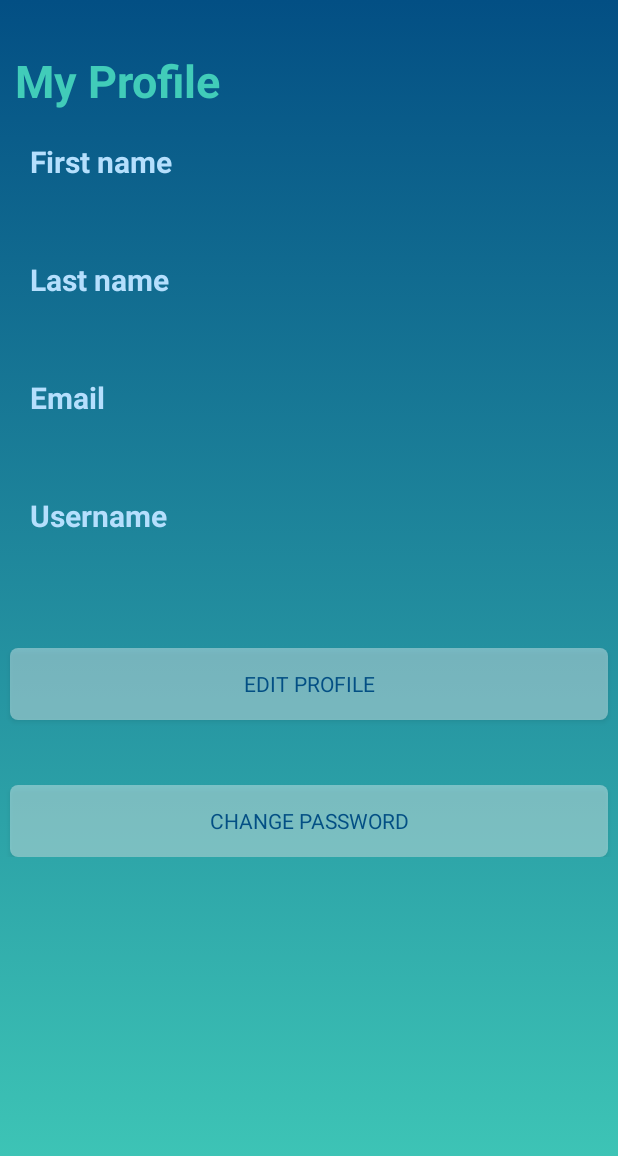
After one commit to martinpach/DocGL, an Android app: the Profile screen opened directly, with no data from a screen before it, on a phone screen of 412 x 824 dp. The commit adds this screen. Shown: the top 1156 px of the screen. Run offline under Robolectric (Android 15) with nearby library versions, the phone set to English and light mode, and no system bars.

Commit message:
created android user profile, edit profile and change password templates

```diff
--- a/android/app/src/main/java/com/wdfeww/docgl/AppLogin.java
+++ b/android/app/src/main/java/com/wdfeww/docgl/AppLogin.java
@@ -121,6 +121,7 @@ public class AppLogin extends AppCompatActivity {
         intent.putExtra("id", user.getPatient().getId());
         intent.putExtra("token", user.getToken());
         intent.putExtra("username", user.getPatient().getUserName());
+        finish();
         startActivity(intent);
     }
 
--- /dev/null
+++ b/android/app/src/main/java/com/wdfeww/docgl/Profile.java
@@ -0,0 +1,273 @@
+package com.wdfeww.docgl;
+
+import android.os.Build;
+import android.support.annotation.RequiresApi;
+import android.support.v4.app.NotificationCompat;
+import android.support.v7.app.AppCompatActivity;
+import android.os.Bundle;
+import android.text.InputType;
+import android.text.method.PasswordTransformationMethod;
+import android.view.Gravity;
+import android.view.View;
+import android.widget.Button;
+import android.widget.EditText;
+import android.widget.LinearLayout;
+import android.widget.RelativeLayout;
+import android.widget.TextView;
+
+import com.wdfeww.docgl.data.methods.Checker;
+
+public class Profile extends AppCompatActivity {
+    String firstName, lastName, email, token, username;
+    Button btn2, btn1;
+    TextView tv1, tv2, tv3, tv4, tv5, tv6, tv7, tv8, tv9, errorMessage, successMessage;
+    EditText et1, et2, et3, et4, et5, et6, et7;
+    int id;
+    LinearLayout.LayoutParams params, btn_params, text_params, sub_text_params;
+    LinearLayout main_layout;
+
+    @RequiresApi(api = Build.VERSION_CODES.JELLY_BEAN)
+    @Override
+    protected void onCreate(Bundle savedInstanceState) {
+        super.onCreate(savedInstanceState);
+        setContentView(R.layout.profile);
+        errorMessage = new TextView(this);
+        errorMessage.setTextAppearance(this, R.style.ErrorMessage);
+        errorMessage.setBackground(this.getResources().getDrawable(R.drawable.error_message_background));
+        errorMessage.setGravity(Gravity.CENTER);
+        errorMessage.setVisibility(View.GONE);
+        successMessage = new TextView(this);
+        successMessage.setTextAppearance(this, R.style.SuccessMessage);
+        successMessage.setBackground(this.getResources().getDrawable(R.drawable.success_message_background));
+        successMessage.setGravity(Gravity.CENTER);
+        successMessage.setVisibility(View.GONE);
+        main_layout = (LinearLayout) findViewById(R.id.main_layout);
+        firstName = getIntent().getStringExtra("firstName");
+        lastName = getIntent().getStringExtra("lastName");
+        email = getIntent().getStringExtra("email");
+        token = getIntent().getStringExtra("token");
+        id = getIntent().getIntExtra("id", id);
+        username = getIntent().getStringExtra("username");
+        showProfile();
+    }
+
+    @RequiresApi(api = Build.VERSION_CODES.JELLY_BEAN)
+    private void showProfile() {
+
+        main_layout.removeAllViews();
+        params = new LinearLayout.LayoutParams(LinearLayout.LayoutParams.MATCH_PARENT, LinearLayout.LayoutParams.WRAP_CONTENT);
+        params.setMargins(10, 50, 0, 0);
+        btn_params = new LinearLayout.LayoutParams(LinearLayout.LayoutParams.MATCH_PARENT, LinearLayout.LayoutParams.WRAP_CONTENT);
+        btn_params.setMargins(10, 65, 10, 0);
+        text_params = new LinearLayout.LayoutParams(LinearLayout.LayoutParams.MATCH_PARENT, LinearLayout.LayoutParams.WRAP_CONTENT);
+        text_params.setMargins(20, 30, 0, 0);
+        sub_text_params = new LinearLayout.LayoutParams(LinearLayout.LayoutParams.MATCH_PARENT, LinearLayout.LayoutParams.WRAP_CONTENT);
+        sub_text_params.setMargins(30, 15, 30, 0);
+
+        tv1 = new TextView(this);
+        tv1.setText(this.getResources().getString(R.string.myProfile));
+        tv1.setLayoutParams(params);
+        tv1.setGravity(Gravity.LEFT);
+        tv1.setTextAppearance(this, R.style.home_text);
+        main_layout.addView(tv1);
+
+        tv2 = new TextView(this);
+        tv2.setText(this.getResources().getString(R.string.firstname));
+        tv2.setLayoutParams(text_params);
+        tv2.setGravity(Gravity.LEFT);
+        tv2.setTextAppearance(this, R.style.profile_text);
+        main_layout.addView(tv2);
+
+        tv3 = new TextView(this);
+        tv3.setText(firstName);
+        tv3.setLayoutParams(sub_text_params);
+        tv3.setGravity(Gravity.LEFT);
+        tv3.setTextAppearance(this, R.style.profile_sub_text);
+        main_layout.addView(tv3);
+
+        tv4 = new TextView(this);
+        tv4.setText(this.getResources().getString(R.string.lastName));
+        tv4.setLayoutParams(text_params);
+        tv4.setGravity(Gravity.LEFT);
+        tv4.setTextAppearance(this, R.style.profile_text);
+        main_layout.addView(tv4);
+
+        tv5 = new TextView(this);
+        tv5.setText(lastName);
+        tv5.setLayoutParams(sub_text_params);
+        tv5.setGravity(Gravity.LEFT);
+        tv5.setTextAppearance(this, R.style.profile_sub_text);
+        main_layout.addView(tv5);
+
+        tv6 = new TextView(this);
+        tv6.setText(this.getResources().getString(R.string.email));
+        tv6.setLayoutParams(text_params);
+        tv6.setGravity(Gravity.LEFT);
+        tv6.setTextAppearance(this, R.style.profile_text);
+        main_layout.addView(tv6);
+
+        tv7 = new TextView(this);
+        tv7.setText(email);
+        tv7.setLayoutParams(sub_text_params);
+        tv7.setGravity(Gravity.LEFT);
+        tv7.setTextAppearance(this, R.style.profile_sub_text);
+        main_layout.addView(tv7);
+
+        tv8 = new TextView(this);
+        tv8.setText(this.getResources().getString(R.string.username));
+        tv8.setLayoutParams(text_params);
+        tv8.setGravity(Gravity.LEFT);
+        tv8.setTextAppearance(this, R.style.profile_text);
+        main_layout.addView(tv8);
+
+        tv9 = new TextView(this);
+        tv9.setText(username);
+        tv9.setLayoutParams(sub_text_params);
+        tv9.setGravity(Gravity.LEFT);
+        tv9.setTextAppearance(this, R.style.profile_sub_text);
+        main_layout.addView(tv9);
+
+        btn1 = new Button(this);
+        btn1.setText(this.getResources().getString(R.string.editProfile));
+        btn1.setGravity(Gravity.CENTER);
+        btn1.setLayoutParams(btn_params);
+        btn1.setBackground(this.getResources().getDrawable(R.drawable.btn_transparent_background));
+        btn1.setTextAppearance(this, R.style.btn_transparent);
+        btn1.setOnClickListener(new View.OnClickListener() {
+            @Override
+            public void onClick(View v) {
+                editProfile();
+            }
+        });
+        main_layout.addView(btn1);
+
+
+        btn2 = new Button(this);
+        btn2.setText(this.getResources().getString(R.string.changePassword));
+        btn2.setGravity(Gravity.CENTER);
+        btn2.setLayoutParams(btn_params);
+        btn2.setBackground(this.getResources().getDrawable(R.drawable.btn_transparent_background));
+        btn2.setTextAppearance(this, R.style.btn_transparent);
+        btn2.setOnClickListener(new View.OnClickListener() {
+            @Override
+            public void onClick(View v) {
+                changePassword();
+            }
+        });
+        main_layout.addView(btn2);
+    }
+
+    private void editProfile() {
+        main_layout.removeAllViews();
+
+        tv1.setText(this.getResources().getString(R.string.editProfile));
+        main_layout.addView(tv1);
+        main_layout.addView(tv2);
+        et1 = new EditText(this);
+        et1.setText(firstName);
+        et1.setLayoutParams(sub_text_params);
+        et1.setInputType(InputType.TYPE_CLASS_TEXT);
+        main_layout.addView(et1);
+
+        main_layout.addView(tv4);
+        et2 = new EditText(this);
+        et2.setText(lastName);
+        et2.setLayoutParams(sub_text_params);
+        et2.setInputType(InputType.TYPE_CLASS_TEXT);
+        main_layout.addView(et2);
+
+        main_layout.addView(tv6);
+        et3 = new EditText(this);
+        et3.setText(email);
+        et3.setLayoutParams(sub_text_params);
+        et3.setInputType(InputType.TYPE_CLASS_TEXT);
+        main_layout.addView(et3);
+
+        main_layout.addView(tv8);
+        et4 = new EditText(this);
+        et4.setText(username);
+        et4.setLayoutParams(sub_text_params);
+        et4.setInputType(InputType.TYPE_CLASS_TEXT);
+        main_layout.addView(et4);
+
+        btn1.setText(this.getResources().getString(R.string.save));
+        btn1.setOnClickListener(new View.OnClickListener() {
+            @RequiresApi(api = Build.VERSION_CODES.JELLY_BEAN)
+            @Override
+            public void onClick(View v) {
+
+                firstName = et1.getText().toString().trim();
+                lastName = et2.getText().toString().trim();
+                email = et3.getText().toString().trim();
+                username = et4.getText().toString().trim();
+
+                showProfile();
+            }
+        });
+        main_layout.addView(btn1);
+    }
+
+    private void changePassword() {
+        main_layout.removeAllViews();
+
+        tv1.setText(this.getResources().getString(R.string.changePassword));
+        main_layout.addView(tv1);
+        tv2.setText(this.getResources().getString(R.string.oldPassword));
+        main_layout.addView(tv2);
+
+        et5 = new EditText(this);
+        et5.setHint(this.getResources().getString(R.string.type_old_password));
+        et5.setHintTextColor(this.getResources().getColor(R.color.color6));
+        et5.setLayoutParams(sub_text_params);
+        et5.setInputType(InputType.TYPE_TEXT_VARIATION_WEB_PASSWORD);
+        et5.setTransformationMethod(PasswordTransformationMethod.getInstance());
+        main_layout.addView(et5);
+
+        tv4.setText(this.getResources().getString(R.string.newPassword));
+        main_layout.addView(tv4);
+
+        et6 = new EditText(this);
+        et6.setHint(this.getResources().getString(R.string.type_new_password));
+        et6.setHintTextColor(this.getResources().getColor(R.color.color6));
+        et6.setLayoutParams(sub_text_params);
+        et6.setInputType(InputType.TYPE_TEXT_VARIATION_WEB_PASSWORD);
+        et6.setTransformationMethod(PasswordTransformationMethod.getInstance());
+        main_layout.addView(et6);
+
+        et7 = new EditText(this);
+        et7.setHint(this.getResources().getString(R.string.confirm_new_password));
+        et7.setHintTextColor(this.getResources().getColor(R.color.color6));
+        et7.setLayoutParams(sub_text_params);
+        et7.setInputType(InputType.TYPE_TEXT_VARIATION_WEB_PASSWORD);
+        et7.setTransformationMethod(PasswordTransformationMethod.getInstance());
+        main_layout.addView(et7);
+
+        errorMessage.setLayoutParams(sub_text_params);
+        main_layout.addView(errorMessage);
+
+        successMessage.setLayoutParams(sub_text_params);
+        main_layout.addView(successMessage);
+
+        btn1.setText(this.getResources().getString(R.string.changePassword));
+        btn1.setOnClickListener(new View.OnClickListener() {
+            @Override
+            public void onClick(View v) {
+                if(Checker.isPasswordValid(et6.getText().toString().trim())){
+                    errorMessage.setVisibility(View.GONE);
+                    if(et6.getText().toString().trim().equals(et7.getText().toString().trim())){
+                        errorMessage.setVisibility(View.GONE);
+                        successMessage.setVisibility(View.VISIBLE);
+                        successMessage.setText("Password was changed!");
+                    }else{
+                        errorMessage.setVisibility(View.VISIBLE);
+                        errorMessage.setText("Passwords are not same!");
+                    }
+                }else{
+                    errorMessage.setVisibility(View.VISIBLE);
+                    errorMessage.setText("New password must contain of minimum: one lower case, one upper case character, one number, one special character and minimum length of password is six characters.");
+                }
+            }
+        });
+        main_layout.addView(btn1);
+    }
+}
--- a/android/app/src/main/res/drawable/background_apointment.xml
+++ b/android/app/src/main/res/drawable/background_apointment.xml
@@ -13,7 +13,7 @@
 
     <item android:state_pressed="false">
         <shape android:shape="rectangle">
-            <padding android:bottom="15dp" android:left="15dp" android:right="15dp" android:top="15dp" />
+            <padding android:bottom="20dp" android:left="20dp" android:right="20dp" android:top="20dp" />
             <solid android:color="@color/color6" />
             <corners android:radius="5dp" />
             <stroke
--- /dev/null
+++ b/android/app/src/main/res/layout/profile.xml
@@ -0,0 +1,26 @@
+<?xml version="1.0" encoding="utf-8"?>
+<android.support.constraint.ConstraintLayout xmlns:android="http://schemas.android.com/apk/res/android"
+    xmlns:tools="http://schemas.android.com/tools"
+    android:layout_width="match_parent"
+    android:layout_height="match_parent"
+    android:background="@drawable/gradient_background"
+    android:orientation="vertical"
+    tools:context="com.wdfeww.docgl.Profile">
+
+    <ScrollView
+        android:layout_width="fill_parent"
+        android:layout_height="fill_parent">
+
+        <LinearLayout
+            android:layout_width="match_parent"
+            android:layout_height="match_parent"
+            android:gravity="center"
+            android:orientation="vertical"
+            android:id="@+id/main_layout">
+
+
+
+
+        </LinearLayout>
+    </ScrollView>
+</android.support.constraint.ConstraintLayout>
--- a/android/app/src/main/res/values/strings.xml
+++ b/android/app/src/main/res/values/strings.xml
@@ -15,5 +15,17 @@
     <string name="home_txt4">Customize \nyour settings</string>
     <string name="home_error_text">Server not responding!</string>
     <string name="home_txt5">My Appointments</string>
-
+    <string name="myProfile">My Profile</string>
+    <string name="fa_medkit">&#xf0fa;</string>
+    <string name="fa_calendar">&#xf073;</string>
+    <string name="firstName">First name</string>
+    <string name="lastName">Last name</string>
+    <string name="changePassword">Change password</string>
+    <string name="editProfile">Edit profile</string>
+    <string name="save">Save</string>
+    <string name="oldPassword">Old Password</string>
+    <string name="newPassword">New Password</string>
+    <string name="confirm_new_password">confirm new password</string>
+    <string name="type_new_password">type new password</string>
+    <string name="type_old_password">type old password</string>
 </resources>
--- a/android/app/src/main/res/values/styles.xml
+++ b/android/app/src/main/res/values/styles.xml
@@ -30,6 +30,15 @@
         <item name="android:textColor">@color/color1</item>
         <item name="android:textStyle">bold</item>
     </style>
+    <style name="profile_text">
+        <item name="android:textSize">@dimen/text_profile_size</item>
+        <item name="android:textColor">@color/color3</item>
+        <item name="android:textStyle">bold</item>
+    </style>
+    <style name="profile_sub_text">
+        <item name="android:textSize">@dimen/sub_text_profile_size</item>
+        <item name="android:textColor">@color/color3</item>
+    </style>
     <style name="home_error_text">
         <item name="android:textSize">@dimen/text_size</item>
         <item name="android:textColor">@color/errorText</item>
@@ -42,5 +51,10 @@
         <item name="android:clickable">true</item>
         <item name="android:onClick">makeAppointment</item>
     </style>
+    <style name="btn_transparent">
+        <item name="android:textColor">@drawable/btn_transparent_text_color</item>
+    </style>
     <dimen name="text_size">30sp</dimen>
+    <dimen name="text_profile_size">20sp</dimen>
+    <dimen name="sub_text_profile_size">15sp</dimen>
 </resources>
```
Also changed, not shown: android/app/src/main/AndroidManifest.xml (+11 -4 lines), android/app/src/main/java/com/wdfeww/docgl/Home.java (+31 -9 lines), android/app/src/main/java/com/wdfeww/docgl/data/methods/FontManager.java (added, +17 -0 lines), android/app/src/main/res/values/ids.xml (added, +12 -0 lines), android/app/src/main/assets/fonts/fontawesome-webfont.ttf (added), 6 other files.
